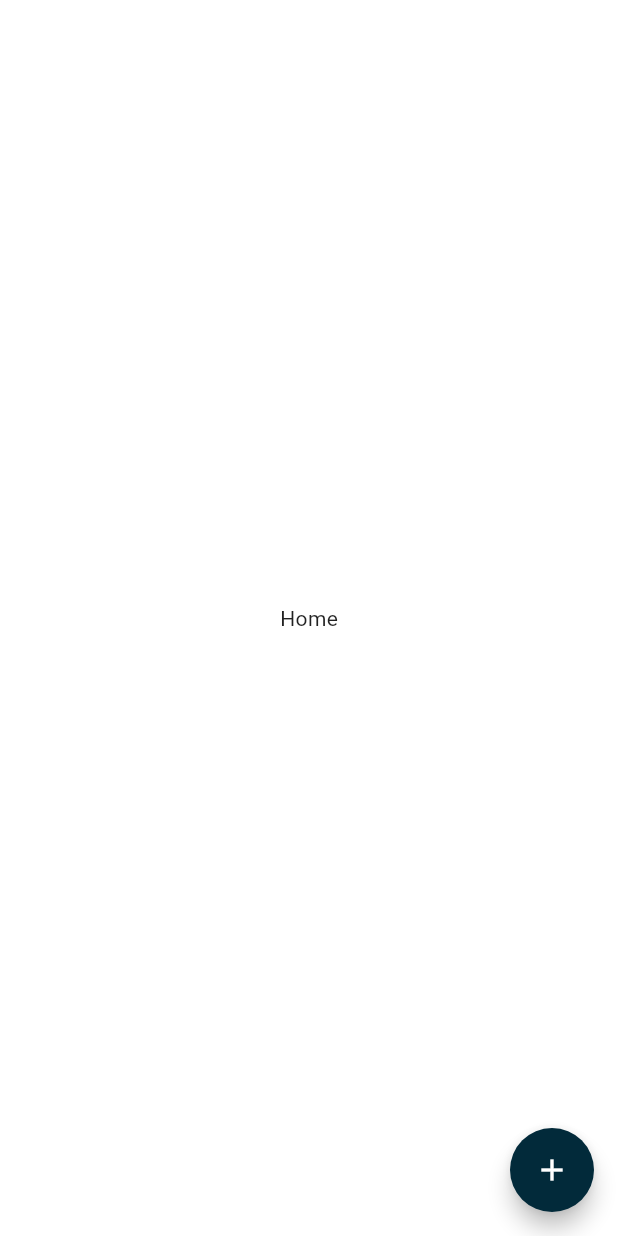
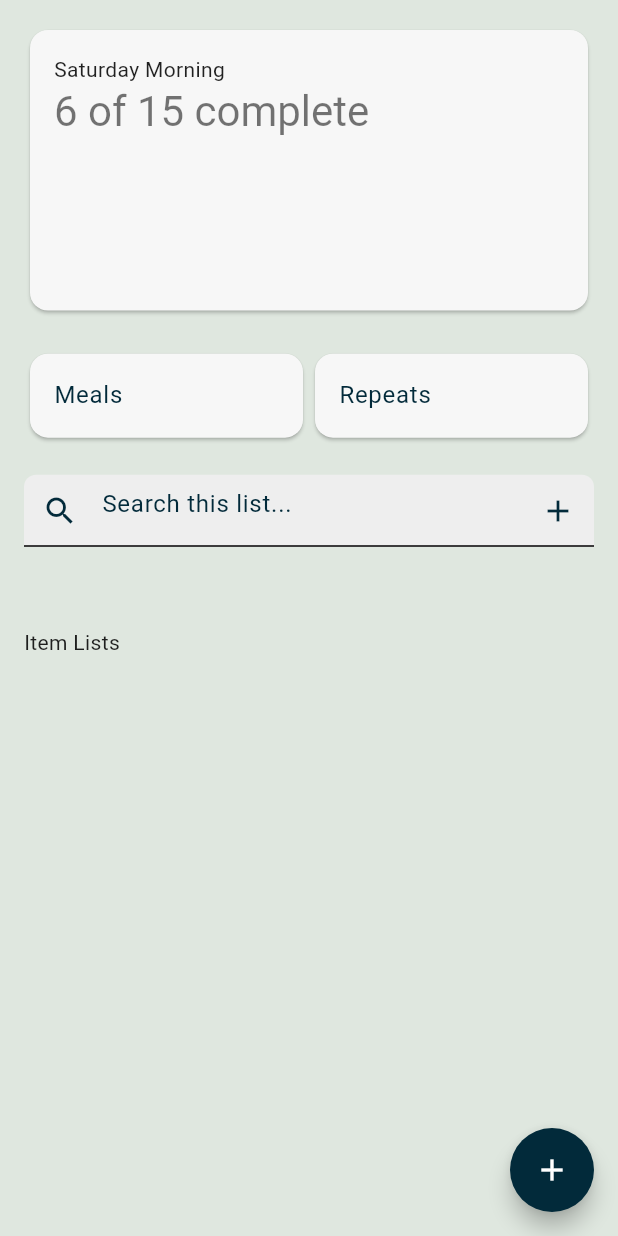
Before and after one commit to Seth-Browning/csc3220-final, a Flutter app: the ScreenHome screen opened directly, on a phone screen of 412 x 824 dp. Run offline on Flutter 3.47's test engine with Material 3 defaults, Android fonts, the phone set to English and light mode, and no system bars; our stand-ins replace cloud_firestore, firebase_auth, firebase_core, firebase_storage, flutter_riverpod, flutter_secure_storage and 4 more; accounts and stored records are empty.

Commit message:
Added the repeats screen and changed the home screen to have some elements from the figma mock-up.

```diff
--- a/lib/screens/general/screen_home.dart
+++ b/lib/screens/general/screen_home.dart
@@ -14,6 +14,8 @@
 import 'dart:async';
 
 // Flutter external package imports
+import 'package:csc322_starter_app/widgets/navigation/widget_app_drawer.dart';
+import 'package:csc322_starter_app/widgets/navigation/widget_primary_scaffold.dart';
 import 'package:flutter_riverpod/flutter_riverpod.dart';
 import 'package:flutter/material.dart';
 
@@ -36,6 +38,9 @@ class ScreenHome extends ConsumerStatefulWidget {
 class _ScreenHomeState extends ConsumerState<ScreenHome> {
   // The "instance variables" managed in this state
   bool _isInit = true;
+
+  final _formKey = GlobalKey<FormState>();
+  final _searchController = TextEditingController();
 
   ////////////////////////////////////////////////////////////////
   // Runs the following code once upon initialization
@@ -69,12 +74,84 @@ class _ScreenHomeState extends ConsumerState<ScreenHome> {
     return Scaffold(
       floatingActionButton: FloatingActionButton(
         shape: ShapeBorder.lerp(CircleBorder(), StadiumBorder(), 0.5),
-        onPressed: () =>
-            Snackbar.show(SnackbarDisplayType.SB_INFO, 'You clicked the floating button on the home screen!', context),
+        onPressed: () => Snackbar.show(
+          SnackbarDisplayType.SB_INFO,
+          'You clicked the floating button on the home screen!',
+          context,
+        ),
         splashColor: Theme.of(context).primaryColor,
         child: Icon(Icons.add),
       ),
-      body: Center(child: Text('Home')),
+      body: Padding(
+        padding: const EdgeInsets.all(16.0),
+        child: Column(
+          verticalDirection: VerticalDirection.down,
+          mainAxisAlignment: .start,
+          crossAxisAlignment: .stretch,
+          spacing: 4,
+          children: [
+            Expanded(
+              flex: 2,
+              child: Card(
+                child: Padding(
+                  padding: const EdgeInsets.all(16.0),
+                  child: Column(
+                    crossAxisAlignment: .start,
+                    children: [
+                      Text('Saturday Morning'),
+                      Text(
+                        '6 of 15 complete',
+                        style: Theme.of(context).textTheme.headlineMedium,
+                      ),
+                    ],
+                  ),
+                ),
+              ),
+            ),
+            Expanded(
+              flex: 1,
+              child: Row(
+                children: [
+                  Expanded(
+                    child: Card(
+                      child: ListTile(title: Text('Meals'), onTap: () {
+                        ref.read(providerPrimaryBottomNavTabIndex.notifier).selectTab(BottomNavSelection.ALTERNATE_SCREEN.index);
+                      }),
+                    ),
+                  ),
+                  Expanded(
+                    child: Card(
+                      child: ListTile(title: Text('Repeats'), onTap: () {
+                        ref.read(providerPrimaryBottomNavTabIndex.notifier).selectTab(BottomNavSelection.REPEATS_SCREEN.index);
+                      }),
+                    ),
+                  ),
+                ],
+              ),
+            ),
+            Expanded(
+              flex: 1,
+              child: Form(
+                key: _formKey,
+                child: TextFormField(
+                  controller: _searchController,
+                  textInputAction: .search,
+                  decoration: InputDecoration(
+                    hintText: 'Search this list...',
+                    prefixIcon: Icon(Icons.search),
+                    suffixIcon: Icon(Icons.add),
+                  ),
+                  onChanged: (val) {
+                    print(val);
+                  },
+                  validator: (val) {},
+                ),
+              ),
+            ),
+            Expanded(flex: 4, child: Text('Item Lists')),
+          ],
+        ),
+      ),
     );
   }
 }
--- a/lib/theme/colors.dart
+++ b/lib/theme/colors.dart
@@ -25,8 +25,8 @@ class CustomColors {
   static const Color offWhite = Color(0xFFF7f7F7);
   static const Color cloudGrey = Color(0xFFF1F0EB);
 
-  static const Color primaryBackgroundLightMode = Color.fromARGB(255, 255, 255, 255);
+  static const Color primaryBackgroundLightMode = Color(0xFFdfe7df);
   static const Color primaryBackgroundDarkMode = Color.fromARGB(255, 33, 33, 33);
-  static const Color primaryNavBarLightMode = Color.fromARGB(255, 219, 219, 219);
+  static const Color primaryNavBarLightMode = Color(0xFF8eaa99);
   static const Color primaryNavBarDarkMode = Color.fromARGB(255, 68, 68, 68);
 }
--- a/lib/widgets/navigation/widget_app_drawer.dart
+++ b/lib/widgets/navigation/widget_app_drawer.dart
@@ -22,7 +22,7 @@ import '../general/widget_profile_avatar.dart';
 import '../../providers/provider_auth.dart';
 import '../../main.dart';
 
-enum BottomNavSelection { HOME_SCREEN, ALTERNATE_SCREEN }
+enum BottomNavSelection { HOME_SCREEN, ALTERNATE_SCREEN, REPEATS_SCREEN }
 
 //////////////////////////////////////////////////////////////////
 // StateLESS widget which only has data that is initialized when
--- a/lib/widgets/navigation/widget_primary_scaffold.dart
+++ b/lib/widgets/navigation/widget_primary_scaffold.dart
@@ -11,6 +11,7 @@
 // Dart imports
 
 // Flutter external package imports
+import 'package:csc322_starter_app/screens/general/screen_repeats.dart';
 import 'package:flutter_riverpod/flutter_riverpod.dart';
 import 'package:flutter/cupertino.dart';
 import 'package:flutter/material.dart';
@@ -120,6 +121,8 @@ class _WidgetPrimaryScaffoldState extends ConsumerState<WidgetPrimaryScaffold> {
       return ScreenHome();
     else if (currentTabIndex == BottomNavSelection.ALTERNATE_SCREEN.index)
       return ScreenAlternate();
+    else if (currentTabIndex == BottomNavSelection.REPEATS_SCREEN.index)
+      return ScreenRepeats();
     else
       return ScreenHome();
   }
@@ -131,6 +134,8 @@ class _WidgetPrimaryScaffoldState extends ConsumerState<WidgetPrimaryScaffold> {
   Widget _getAppBarTitle(int currentTabIndex) {
     if (currentTabIndex == BottomNavSelection.HOME_SCREEN.index)
       return Text("Home");
+    else if (currentTabIndex == BottomNavSelection.REPEATS_SCREEN.index)
+      return Text('Repeats');
     else
       return Text("Alternate");
   }
@@ -173,6 +178,7 @@ class _WidgetPrimaryScaffoldState extends ConsumerState<WidgetPrimaryScaffold> {
         items: [
           BottomNavigationBarItem(label: "Home", activeIcon: Icon(Icons.home), icon: Icon(Icons.home)),
           BottomNavigationBarItem(label: "Alternate", activeIcon: Icon(Icons.business), icon: Icon(Icons.business)),
+          BottomNavigationBarItem(label: "Repeats", activeIcon: Icon(Icons.repeat), icon: Icon(Icons.repeat)),
         ],
       ),
     );
```
Also changed, not shown: lib/screens/general/screen_repeats.dart (added, +51 -0 lines).
